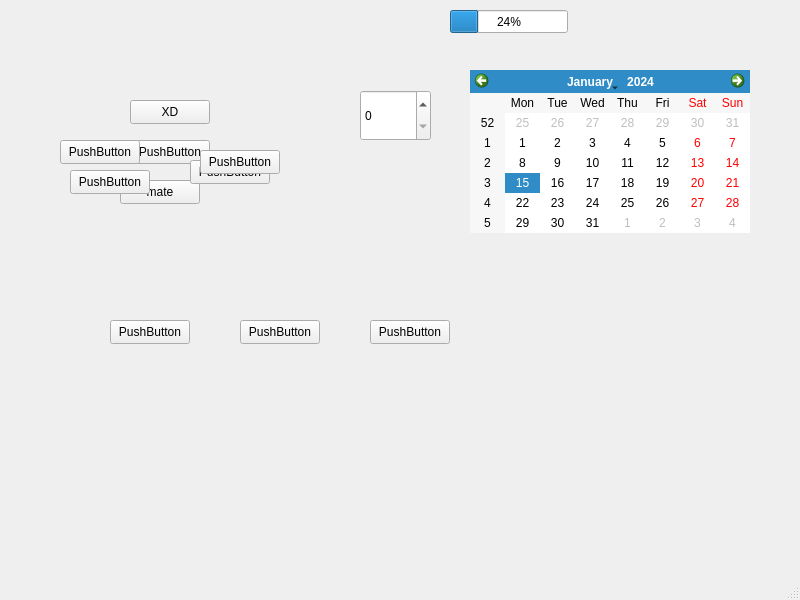
Old version of the form mainwindow.ui in the repository molautaro/interfazAGV.
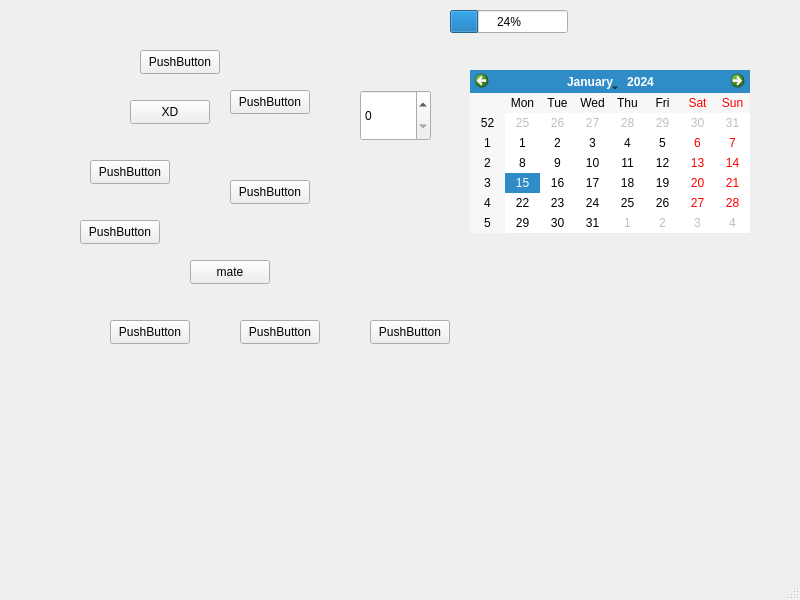
New version of the form.

Patch:
```diff
--- a/mainwindow.ui
+++ b/mainwindow.ui
@@ -102,8 +102,8 @@
    <widget class="QPushButton" name="pushButton_5">
     <property name="geometry">
      <rect>
-      <x>120</x>
-      <y>180</y>
+      <x>190</x>
+      <y>260</y>
       <width>80</width>
       <height>24</height>
      </rect>
@@ -115,20 +115,7 @@
    <widget class="QPushButton" name="pushButton_6">
     <property name="geometry">
      <rect>
-      <x>130</x>
-      <y>140</y>
-      <width>80</width>
-      <height>24</height>
-     </rect>
-    </property>
-    <property name="text">
-     <string>PushButton</string>
-    </property>
-   </widget>
-   <widget class="QPushButton" name="pushButton_7">
-    <property name="geometry">
-     <rect>
-      <x>190</x>
+      <x>90</x>
       <y>160</y>
       <width>80</width>
       <height>24</height>
@@ -138,11 +125,24 @@
      <string>PushButton</string>
     </property>
    </widget>
+   <widget class="QPushButton" name="pushButton_7">
+    <property name="geometry">
+     <rect>
+      <x>230</x>
+      <y>180</y>
+      <width>80</width>
+      <height>24</height>
+     </rect>
+    </property>
+    <property name="text">
+     <string>PushButton</string>
+    </property>
+   </widget>
    <widget class="QPushButton" name="pushButton_8">
     <property name="geometry">
      <rect>
-      <x>70</x>
-      <y>170</y>
+      <x>80</x>
+      <y>220</y>
       <width>80</width>
       <height>24</height>
      </rect>
@@ -154,8 +154,8 @@
    <widget class="QPushButton" name="pushButton_9">
     <property name="geometry">
      <rect>
-      <x>60</x>
-      <y>140</y>
+      <x>140</x>
+      <y>50</y>
       <width>80</width>
       <height>24</height>
      </rect>
@@ -167,8 +167,8 @@
    <widget class="QPushButton" name="pushButton_10">
     <property name="geometry">
      <rect>
-      <x>200</x>
-      <y>150</y>
+      <x>230</x>
+      <y>90</y>
       <width>80</width>
       <height>24</height>
      </rect>
```
